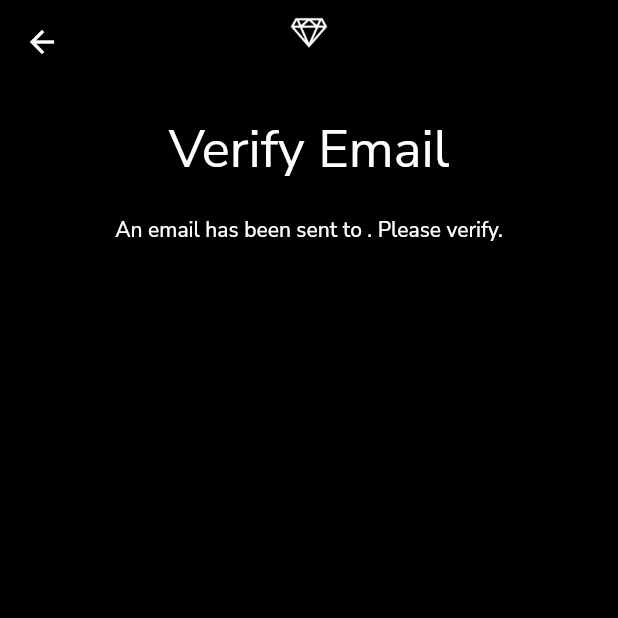
After one commit to ivonpechmann/jade, a Flutter app: the VerifyEmailScreen screen opened by its route, on a phone screen of 412 x 824 dp, the top half of it. The commit adds this screen. Run offline on Flutter 3.47's test engine with Material 2 defaults, Android fonts, the phone set to English and light mode, and no system bars; our stand-ins replace firebase_auth, firebase_core, flutter_signin_button, google_fonts; accounts and stored records are empty; network calls fail.

Commit message:
completed email verification

```diff
--- a/lib/routes.dart
+++ b/lib/routes.dart
@@ -4,12 +4,14 @@ import 'package:jade/login/login.dart';
 import 'package:jade/signup/email_signup.dart';
 import 'package:jade/signup/set_username.dart';
 import 'package:jade/signup/signup.dart';
+import 'package:jade/signup/verify_email.dart';
 
 var appRoutes = {
   '/signup' : (context) => const SignUpScreen(),
   '/login' : (context) => const LoginScreen(),
   '/feed' : (context) => const FeedScreen(),
   '/email_signup' : (context) => EmailSignUpScreen(),
-  '/email_login' : (context) => EmailLoginScreen(),
+  '/email_login' : (context) => const EmailLoginScreen(),
   '/set_username' : (context) => SetUsernameScreen(),
+  '/verify_email' : (context) => const VerifyEmailScreen(),
 };
--- a/lib/signup/email_signup.dart
+++ b/lib/signup/email_signup.dart
@@ -32,7 +32,7 @@ class _EmailSignUpScreenState extends State<EmailSignUpScreen> {
         setState(() {
           _success = true;
         });
-        Navigator.pushNamed(context, '/set_username');
+        Navigator.pushNamed(context, '/verify_email');
       } else {
         setState(() {
           _success = false;
--- /dev/null
+++ b/lib/signup/verify_email.dart
@@ -0,0 +1,71 @@
+import 'dart:async';
+
+import 'package:firebase_auth/firebase_auth.dart';
+import 'package:flutter/material.dart';
+import 'package:jade/shared/top_bar.dart';
+
+class VerifyEmailScreen extends StatefulWidget {
+  const VerifyEmailScreen({Key? key}) : super(key: key);
+
+  @override
+  State<VerifyEmailScreen> createState() => _VerifyEmailScreenState();
+}
+
+class _VerifyEmailScreenState extends State<VerifyEmailScreen> {
+
+  final _auth = FirebaseAuth.instance;
+  User? user;
+  Timer? timer;
+
+  @override
+  void initState() {
+    user = _auth.currentUser;
+    user!.sendEmailVerification();
+    timer = Timer.periodic(Duration(seconds: 5), (timer) {
+      checkEmailVerified();
+    });
+    super.initState();
+  }
+
+  @override
+  void dispose() {
+    timer!.cancel();
+    super.dispose();
+  }
+
+  @override
+  Widget build(BuildContext context) {
+    return Scaffold(
+      appBar: const TopBar(),
+      body: Container(
+        alignment: Alignment.center,
+        padding: const EdgeInsets.all(20),
+        child: Column(
+          children: [
+            Text(
+              'Verify Email',
+              style: Theme.of(context).textTheme.headline4,
+            ),
+            const SizedBox(
+              height: 20,
+            ),
+            Text(
+              'An email has been sent to ${user!.email}. Please verify.',
+              style: Theme.of(context).textTheme.bodyText1,
+              textAlign: TextAlign.center,
+            )
+          ],
+        ),
+      ),
+    );
+  }
+
+  Future<void> checkEmailVerified() async {
+    user = _auth.currentUser;
+    await user!.reload();
+    if (user!.emailVerified) {
+      timer!.cancel();
+      Navigator.pushNamedAndRemoveUntil(context, '/set_username', (route) => false);
+    }
+  }
+}
```
